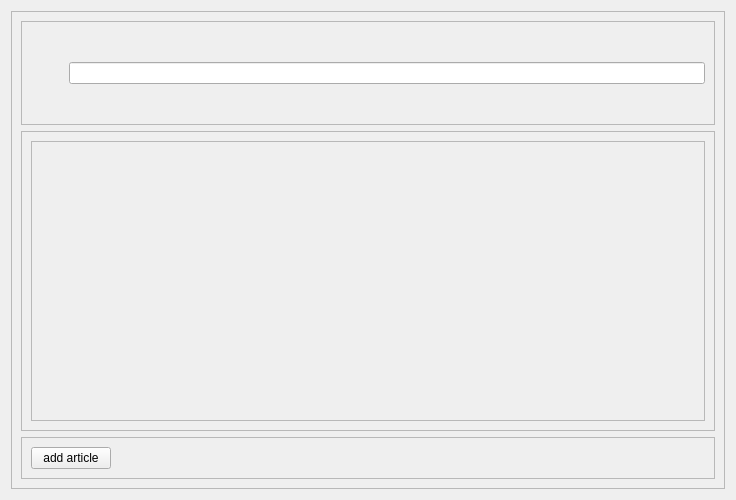
Old version of the form ui/inventory_widget.ui in the repository saulkali/SirreFacc.
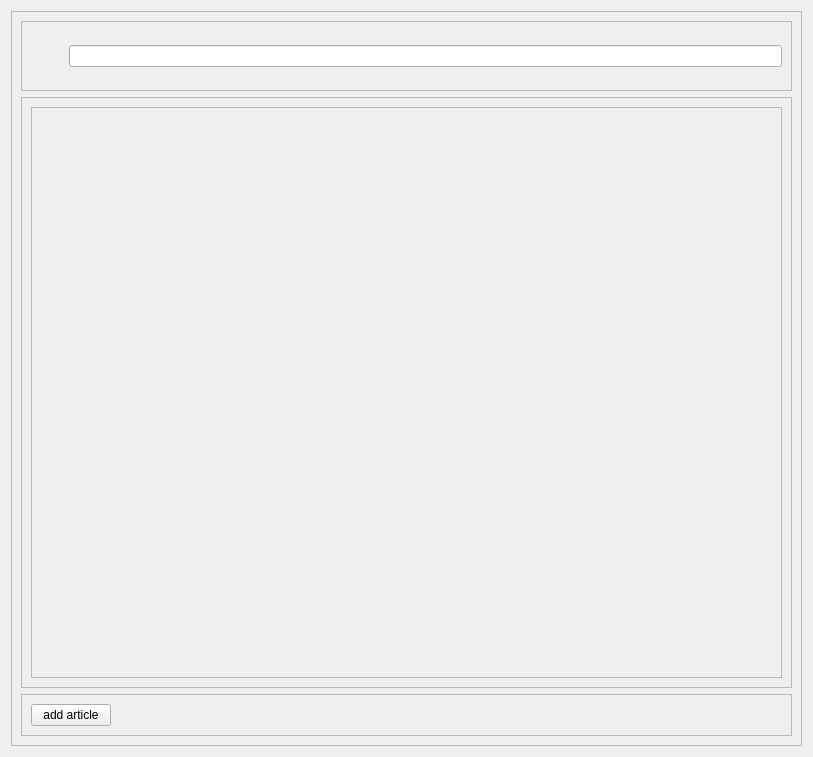
New version of the form.

```diff
--- a/ui/inventory_widget.ui
+++ b/ui/inventory_widget.ui
@@ -6,8 +6,8 @@
    <rect>
     <x>0</x>
     <y>0</y>
-    <width>736</width>
-    <height>500</height>
+    <width>813</width>
+    <height>757</height>
    </rect>
   </property>
   <property name="minimumSize">
@@ -34,7 +34,7 @@
         <item>
          <widget class="QFrame" name="frame_search">
           <property name="sizePolicy">
-           <sizepolicy hsizetype="Preferred" vsizetype="Preferred">
+           <sizepolicy hsizetype="Preferred" vsizetype="Minimum">
             <horstretch>0</horstretch>
             <verstretch>0</verstretch>
            </sizepolicy>
@@ -42,7 +42,13 @@
           <property name="minimumSize">
            <size>
             <width>0</width>
-            <height>0</height>
+            <height>40</height>
+           </size>
+          </property>
+          <property name="maximumSize">
+           <size>
+            <width>16777215</width>
+            <height>70</height>
            </size>
           </property>
           <property name="frameShape">
@@ -83,7 +89,14 @@
               </widget>
              </item>
              <item>
-              <widget class="QLineEdit" name="input_code_bar"/>
+              <widget class="QLineEdit" name="input_code_bar">
+               <property name="sizePolicy">
+                <sizepolicy hsizetype="Preferred" vsizetype="Fixed">
+                 <horstretch>0</horstretch>
+                 <verstretch>0</verstretch>
+                </sizepolicy>
+               </property>
+              </widget>
              </item>
             </layout>
            </item>
@@ -92,10 +105,16 @@
         </item>
         <item>
          <widget class="QFrame" name="frame_recycle_article">
+          <property name="sizePolicy">
+           <sizepolicy hsizetype="Expanding" vsizetype="Expanding">
+            <horstretch>0</horstretch>
+            <verstretch>0</verstretch>
+           </sizepolicy>
+          </property>
           <property name="minimumSize">
            <size>
             <width>0</width>
-            <height>300</height>
+            <height>0</height>
            </size>
           </property>
           <property name="frameShape">
@@ -107,6 +126,12 @@
           <layout class="QVBoxLayout" name="verticalLayout_8">
            <item>
             <widget class="QScrollArea" name="scroll_area_articles">
+             <property name="sizePolicy">
+              <sizepolicy hsizetype="Expanding" vsizetype="Minimum">
+               <horstretch>0</horstretch>
+               <verstretch>0</verstretch>
+              </sizepolicy>
+             </property>
              <property name="widgetResizable">
               <bool>true</bool>
              </property>
@@ -115,8 +140,8 @@
                <rect>
                 <x>0</x>
                 <y>0</y>
-                <width>656</width>
-                <height>272</height>
+                <width>733</width>
+                <height>517</height>
                </rect>
               </property>
               <layout class="QVBoxLayout" name="verticalLayout_7"/>
```
